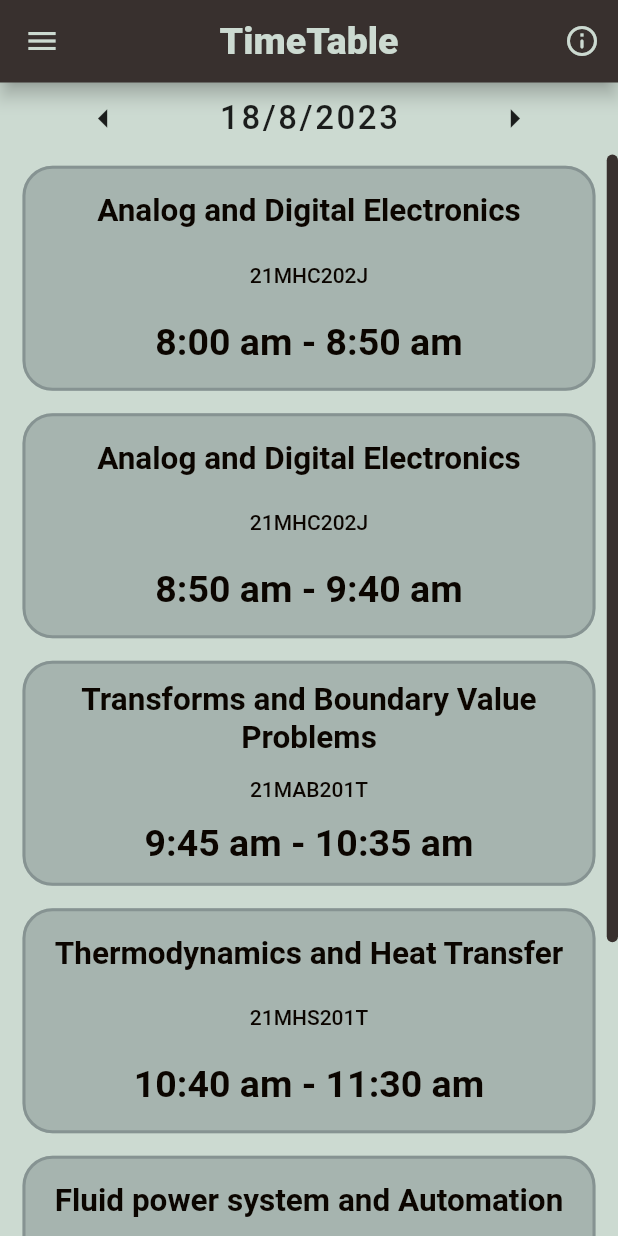
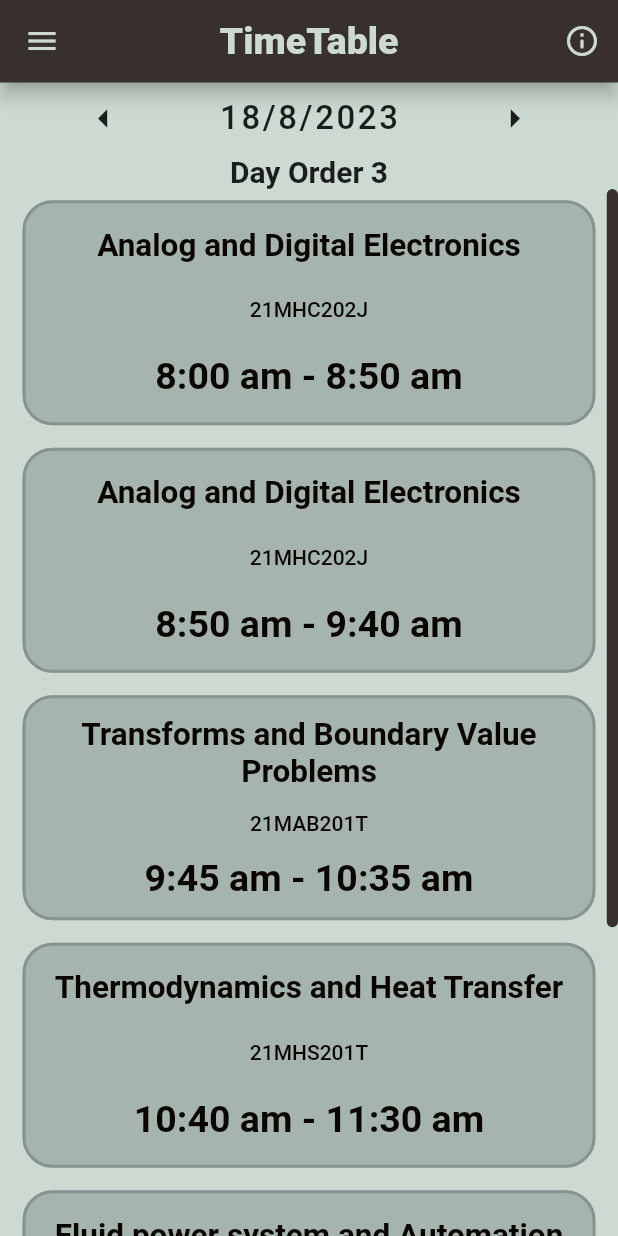
Before and after one commit to Sreeram3927/class_trackr, a Flutter app: the Home screen opened directly, after a tap on the "arrow left" icon, on a phone screen of 412 x 824 dp. Run offline on Flutter 3.47's test engine with Material 2 defaults, Android fonts, the light colour scheme and no system bars; our stand-ins replace firebase_analytics, firebase_core, fluttertoast, font_awesome_flutter, shared_preferences; accounts and stored records are empty.

Commit message:
add day order text

```diff
--- a/lib/home/app_drawer.dart
+++ b/lib/home/app_drawer.dart
@@ -92,7 +92,7 @@ class _AppDrawerState extends State<AppDrawer> {
           ),
 
           const Text(
-            "Version 0.8.14",
+            "Version 0.8.15",
             style: TextStyle(
               color: Colors.white,
               decoration: TextDecoration.none,
--- /dev/null
+++ b/lib/home/versions_changes.txt
@@ -0,0 +1,4 @@
+0.7.13 = beta launch
+0.8.13 = seperated drawer widget
+0.8.14 = added animation to drawer
+0.8.15 = added day order text
--- a/lib/screens/timetable/timetable.dart
+++ b/lib/screens/timetable/timetable.dart
@@ -96,6 +96,14 @@ class _TimeTableState extends State<TimeTable> {
           children: dateInfoData
         ),
 
+        if (!_isHoliday) Text(
+          'Day Order ${_currentDayOrder.toString()}',
+          style: const TextStyle(
+            fontSize: 20.0,
+            fontWeight: FontWeight.w600,
+          ),
+        ),
+
         Expanded(
           child: _isHoliday
             ? holiday()
```
